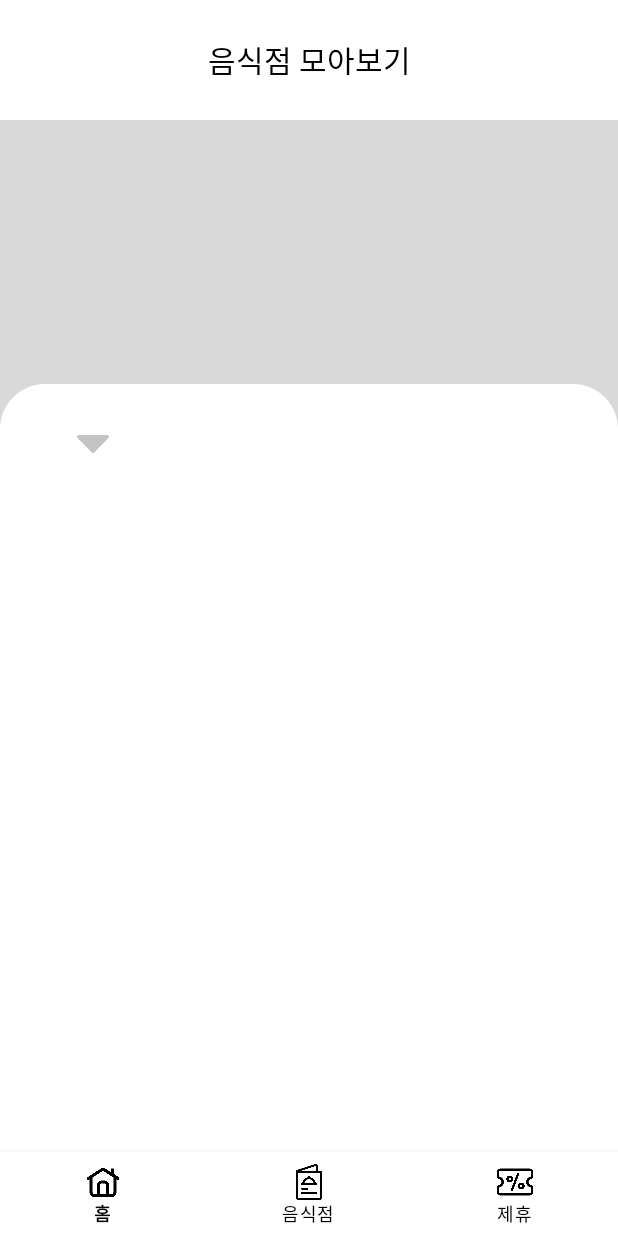
After one commit to khee2/hakssok-app, an Android app: the layout restaurant.xml on its own in the app's theme, with its tools: preview values and no code run, on a phone screen of 412 x 824 dp. The commit adds this screen. Run offline under Robolectric (Android 15) with nearby library versions, the phone set to English and light mode, and no system bars.

Commit message:
feat: 하단 네비게이션 바, Spinner 추가

```diff
--- /dev/null
+++ b/app/src/main/res/drawable/radius_background.xml
@@ -0,0 +1,10 @@
+<?xml version="1.0" encoding="utf-8"?>
+<layer-list xmlns:android="http://schemas.android.com/apk/res/android">
+    <item
+        android:bottom="-30dp">
+        <shape android:shape="rectangle">
+            <solid android:color="@color/white" />
+            <corners android:radius="30dp"/>
+        </shape>
+    </item>
+</layer-list>
--- /dev/null
+++ b/app/src/main/res/drawable/spinner_background.xml
@@ -0,0 +1,20 @@
+<?xml version="1.0" encoding="utf-8"?>
+<layer-list xmlns:android="http://schemas.android.com/apk/res/android">
+    <item>
+        <shape>
+            <solid android:color="@color/white" />
+            <padding android:right="12dp"
+                android:left="12dp" />
+            <corners android:radius="10dp" />
+        </shape>
+    </item>
+    <item
+        android:width="24dp"
+        android:height="24dp"
+        android:bottom="10dp"
+        android:drawable="@drawable/down"
+        android:gravity="end"
+        android:right="8dp"
+        android:start="8dp"
+        android:top="8dp" />
+</layer-list>
--- /dev/null
+++ b/app/src/main/res/layout/restaurant.xml
@@ -0,0 +1,70 @@
+<?xml version="1.0" encoding="utf-8"?>
+<androidx.constraintlayout.widget.ConstraintLayout xmlns:android="http://schemas.android.com/apk/res/android"
+    xmlns:app="http://schemas.android.com/apk/res-auto"
+    android:layout_width="match_parent"
+    android:layout_height="match_parent"
+    android:background="#D9D9D9">
+
+    <androidx.appcompat.widget.Toolbar xmlns:android="http://schemas.android.com/apk/res/android"
+        xmlns:app="http://schemas.android.com/apk/res-auto"
+        android:id="@+id/toolbar"
+        android:layout_width="match_parent"
+        android:layout_height="80dp"
+        android:background="@color/white"
+        android:minHeight="?attr/actionBarSize"
+        app:layout_constraintTop_toTopOf="parent">
+
+        <TextView
+            android:id="@+id/toolbar_title"
+            android:layout_width="wrap_content"
+            android:layout_height="wrap_content"
+            android:layout_gravity="center"
+            android:text="음식점 모아보기"
+            android:textColor="@color/black"
+            android:textSize="20sp" />
+
+    </androidx.appcompat.widget.Toolbar>
+
+    <LinearLayout
+        android:layout_width="match_parent"
+        android:layout_height="wrap_content"
+        app:layout_constraintBottom_toTopOf="@id/restaurant_scroll"
+        android:background="@drawable/radius_background"
+        >
+        <Spinner
+            android:id="@+id/category_spinner"
+            android:layout_marginLeft="30dp"
+            android:layout_width="wrap_content"
+            android:layout_height="wrap_content"
+            android:layout_marginTop="20dp"
+            android:background="@drawable/spinner_background"
+            app:layout_constraintEnd_toEndOf="parent"
+            app:layout_constraintStart_toStartOf="parent"
+            app:layout_constraintTop_toTopOf="parent" />
+    </LinearLayout>
+
+    <ScrollView
+        android:id="@+id/restaurant_scroll"
+        android:layout_width="match_parent"
+        android:layout_height="450dp"
+        android:layout_alignParentBottom="true"
+        android:background="@color/white"
+        app:layout_constraintBottom_toTopOf="@id/bottom_navigation_view">
+
+        <!--TODO text view 들어감 -->
+
+    </ScrollView>
+
+    <com.google.android.material.bottomnavigation.BottomNavigationView
+        android:id="@+id/bottom_navigation_view"
+        android:layout_width="match_parent"
+        android:layout_height="wrap_content"
+        app:itemIconTint="@color/black"
+        app:itemTextColor="@color/black"
+        app:labelVisibilityMode="labeled"
+        app:layout_constraintBottom_toBottomOf="parent"
+        app:layout_constraintEnd_toEndOf="parent"
+        app:layout_constraintStart_toStartOf="parent"
+        app:menu="@menu/bottom_navi" />
+
+</androidx.constraintlayout.widget.ConstraintLayout>
--- /dev/null
+++ b/app/src/main/res/menu/bottom_navi.xml
@@ -0,0 +1,15 @@
+<?xml version="1.0" encoding="utf-8"?>
+<menu xmlns:android="http://schemas.android.com/apk/res/android">
+    <item
+        android:id="@+id/fragment_home"
+        android:title="홈"
+        android:icon="@drawable/home"/>
+    <item
+        android:id="@+id/fragment_menu"
+        android:title="음식점"
+        android:icon="@drawable/menu"/>
+    <item
+        android:id="@+id/fragment_coupon"
+        android:title="제휴"
+        android:icon="@drawable/coupon"/>
+</menu>
--- a/app/src/main/res/values/themes.xml
+++ b/app/src/main/res/values/themes.xml
@@ -9,8 +9,11 @@
         <item name="colorSecondary">@color/teal_200</item>
         <item name="colorSecondaryVariant">@color/teal_700</item>
         <item name="colorOnSecondary">@color/black</item>
-        <!-- Status bar color. -->
-        <item name="android:statusBarColor">?attr/colorPrimaryVariant</item>
+        <!-- Transparent status bar -->
+        <item name="android:statusBarColor">@android:color/transparent</item>
+        <item name="android:windowLightStatusBar">true</item>
         <!-- Customize your theme here. -->
+        <item name="windowActionBar">false</item>
+        <item name="windowNoTitle">true</item>
     </style>
 </resources>
```
Also changed, not shown: app/src/main/java/com/android/hakssok/RestaurantActivity.kt (added, +22 -0 lines), app/src/main/java/com/android/hakssok/SpinnerAdapter.kt (added, +34 -0 lines), app/src/main/res/layout/home.xml (added, +19 -0 lines), app/src/main/res/layout/spinner_dropdown_item.xml (added, +19 -0 lines), app/src/main/res/drawable/coupon.png (added), app/src/main/res/drawable/down.png (added), app/src/main/res/drawable/home.png (added), app/src/main/res/drawable/menu.png (added).
